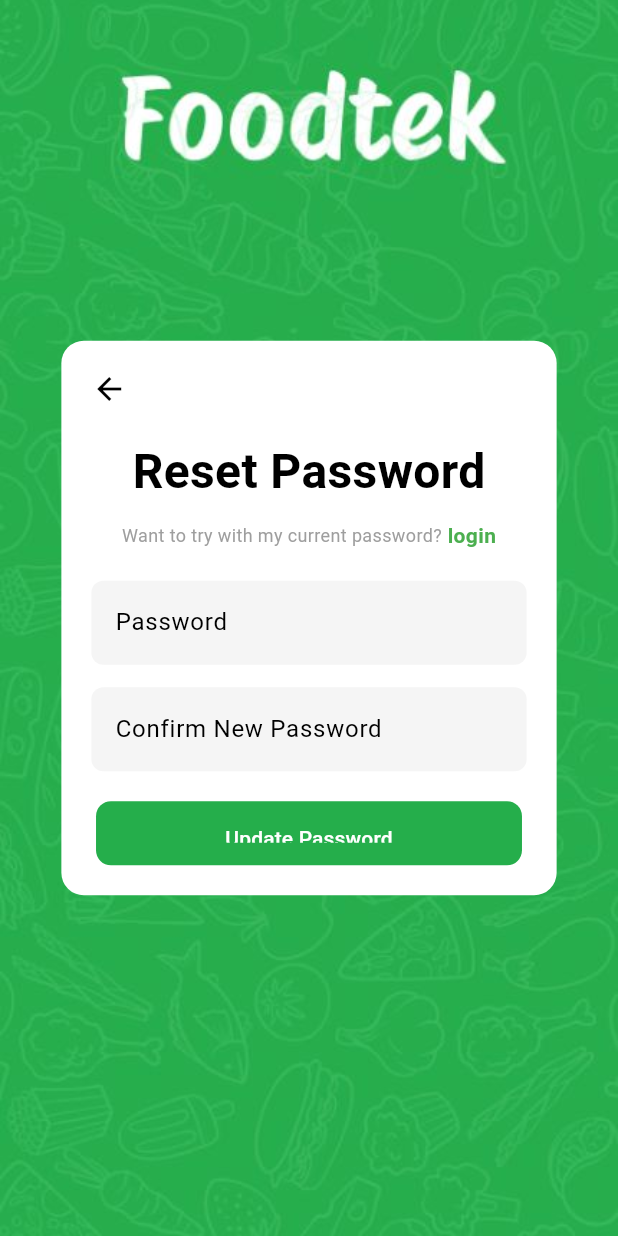
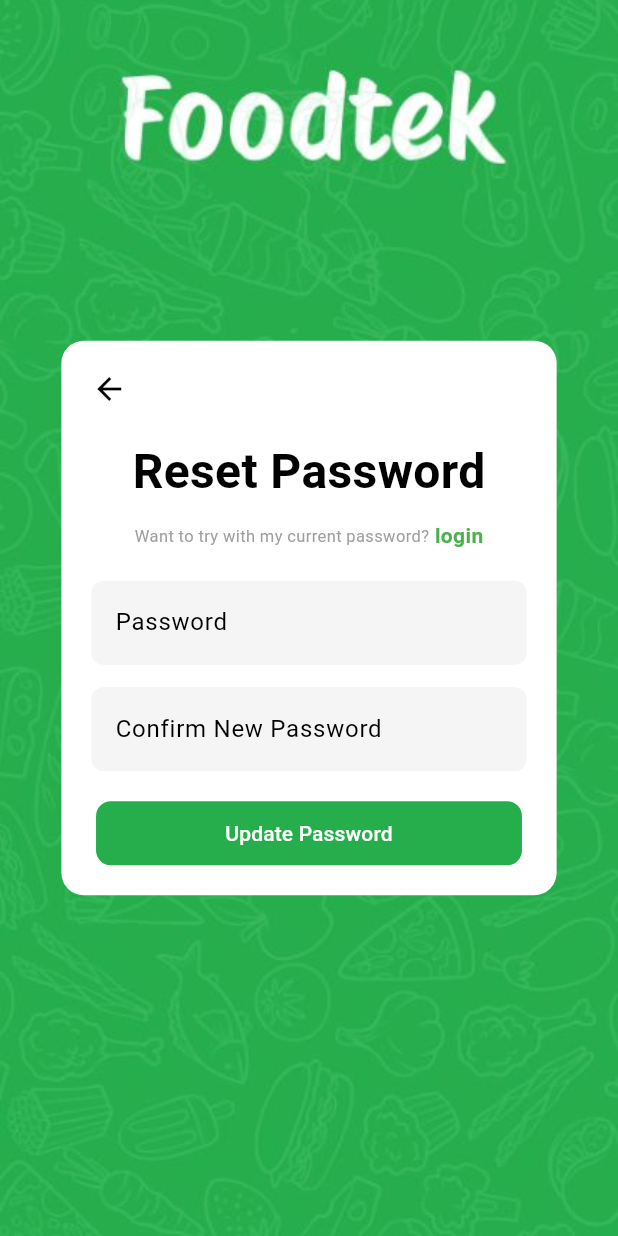
Before and after one commit to SSeba2002/foodtek_app, a Flutter app: the ResetPasswordScreen screen opened directly, on a phone screen of 412 x 824 dp. Run offline on Flutter 3.47's test engine with Material 3 defaults, Android fonts, the phone set to English and light mode, and no system bars; our stand-ins replace buttons_tabbar, carousel_slider, confetti, country_picker, flutter_bloc, flutter_rating_bar and 8 more; accounts and stored records are empty.

Commit message:
edit code

```diff
--- a/lib/constant/theme.dart
+++ b/lib/constant/theme.dart
@@ -49,7 +49,7 @@ class AppTheme {
     ),
     appBarTheme: AppBarTheme(
       backgroundColor: AppColors.navBarLight,
-      color: AppColors.onBoardingtextColorLight,
+
       elevation: 0,
       iconTheme: IconThemeData(color: AppColors.textPrimaryLight),
       titleTextStyle: TextStyle(
@@ -208,7 +208,7 @@ class AppTheme {
     ),
     appBarTheme: AppBarTheme(
       backgroundColor: AppColors.cardDark,
-      color: AppColors.onBoardingtextColorDark,
+
       elevation: 0,
       iconTheme: IconThemeData(color: AppColors.textPrimaryDark),
       titleTextStyle: TextStyle(
--- a/lib/main.dart
+++ b/lib/main.dart
@@ -61,8 +61,7 @@ class _MyAppState extends State<MyApp> {
                   supportedLocales: const [Locale('en'), Locale('ar')],
                   debugShowCheckedModeBanner: false,
                   title: 'FoodTek',
-                  home: OnboardingScreen(),
-                  //    SplashScreen(setLocale: setLocale),
+                  home: SplashScreen(setLocale: setLocale),
                   builder: (context, child) {
                     return Directionality(
                       textDirection:
--- a/lib/view/screens/auth/forgetpass/reset_password_screen.dart
+++ b/lib/view/screens/auth/forgetpass/reset_password_screen.dart
@@ -13,7 +13,7 @@ class _ResetPasswordScreenState extends State<ResetPasswordScreen> {
   bool obscureText = true;
   TextEditingController passwordTextEditingController = TextEditingController();
   TextEditingController confirmNewPasswordTextEditingController =
-  TextEditingController();
+      TextEditingController();
   bool showErrorPassword = false;
 
   @override
@@ -60,7 +60,7 @@ class _ResetPasswordScreenState extends State<ResetPasswordScreen> {
                     Text(
                       "Want to try with my current password?",
                       textAlign: TextAlign.center,
-                      style: TextStyle(color: Colors.grey, fontSize: 12),
+                      style: TextStyle(color: Colors.grey, fontSize: 11),
                     ),
                     InkWell(
                       onTap: () {
@@ -110,7 +110,7 @@ class _ResetPasswordScreenState extends State<ResetPasswordScreen> {
                     },
                     style: ElevatedButton.styleFrom(
                       backgroundColor: Color.fromRGBO(37, 174, 75, 1),
-                      padding: EdgeInsets.symmetric(vertical: 15),
+                      padding: EdgeInsets.symmetric(vertical: 10),
                       shape: RoundedRectangleBorder(
                         borderRadius: BorderRadius.circular(10),
                       ),
```
